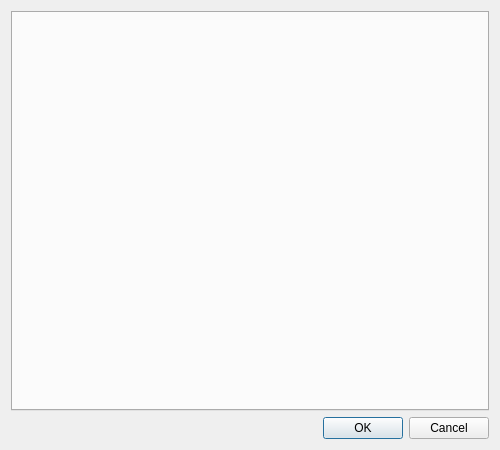
Qt form src/librssguard/services/abstract/gui/formaccountdetails.ui (norbusan/rssguard-debian) before a commit.
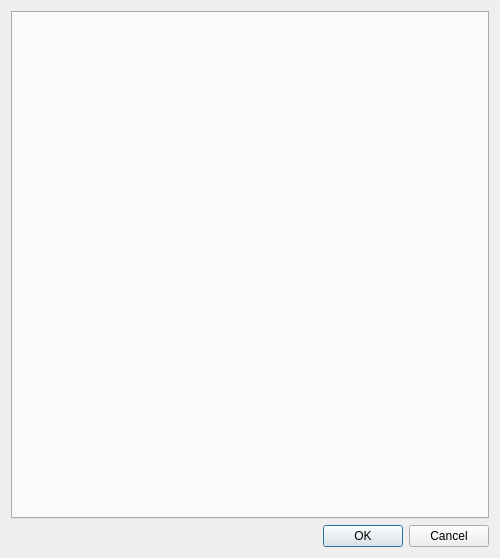
The same form after that commit.

What changed in the file:
```diff
--- a/src/librssguard/services/abstract/gui/formaccountdetails.ui
+++ b/src/librssguard/services/abstract/gui/formaccountdetails.ui
@@ -7,7 +7,7 @@
     <x>0</x>
     <y>0</y>
     <width>500</width>
-    <height>450</height>
+    <height>558</height>
    </rect>
   </property>
   <layout class="QFormLayout" name="formLayout_2">
```
